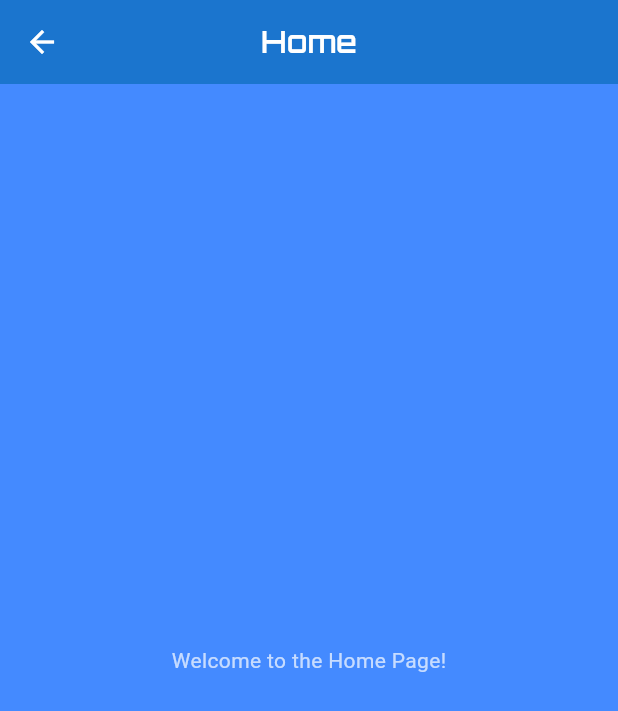
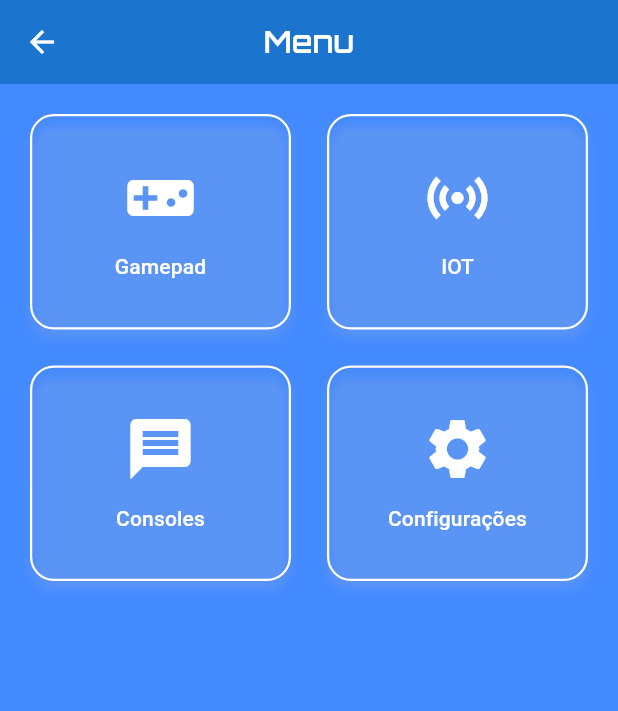
Before and after one commit to Isac-Eugenio/lablinker, a Flutter app: the HomePage screen opened directly, on a phone screen of 412 x 824 dp. Shown: the top 711 px of the screen. Run offline on Flutter 3.47's test engine with Material 3 defaults, Android fonts, the phone set to English and light mode, and no system bars; our stand-ins replace flutter_animate, google_fonts, page_transition; missing offline and left inert: flutter_bluetooth_classic_serial.

Commit message:
feature: criação do home menu e do gamepad menu
comentário: estrutura inicial do menu home
com navegação para o menu gamepad. Falta adiciona animação nos widgets

```diff
--- a/lib/app/shared/routes/routes.dart
+++ b/lib/app/shared/routes/routes.dart
@@ -1,4 +1,5 @@
 import 'package:flutter/material.dart';
+import 'package:lablinker/app/views/gamepad/gamepad_menu_view.dart';
 import 'package:lablinker/app/views/home/home_page.dart';
 import 'package:lablinker/app/views/launch/launch_page.dart';
 import 'package:lablinker/app/views/teste_view/teste_view.dart';
@@ -7,7 +8,12 @@ import 'package:page_transition/page_transition.dart';
 enum Path {
   launch('/start'),
   home('/home'),
-  teste('/teste');
+  teste('/teste'),
+
+  gamepad('/gamepad'),
+  iot('/iot'),
+  consoles('/consoles'),
+  settings('/settings');
 
   final String path;
   const Path(this.path);
@@ -18,6 +24,10 @@ class Routes {
 
   static String get home => Path.home.path;
   static String get teste => Path.teste.path;
+  static String get gamepad => Path.gamepad.path;
+  static String get iot => Path.iot.path;
+  static String get consoles => Path.consoles.path;
+  static String get settings => Path.settings.path;
 
   static Route<dynamic> generateRoute(RouteSettings settings) {
     if (settings.name == Path.launch.path) {
@@ -33,7 +43,41 @@ class Routes {
 
     } else if (settings.name == Path.teste.path) {
       return MaterialPageRoute(builder: (_) => TesteView());
-    } else {
+    }
+
+    else if (settings.name == Path.gamepad.path) {
+      // Adicione a rota para Gamepad aqui
+      return PageTransition(type: PageTransitionType.size,
+        alignment: Alignment.center,
+        duration: const Duration(milliseconds: 600),
+        child: GamepadMenuView()
+      );
+    }
+
+    else if (settings.name == Path.iot.path) {
+      // Adicione a rota para IOT aqui
+      return MaterialPageRoute(builder: (_) => Scaffold(
+        appBar: AppBar(title: const Text('IOT')),
+        body: const Center(child: Text('Página de IOT')),
+      ));
+    }
+
+    else if (settings.name == Path.consoles.path) {
+      // Adicione a rota para Consoles aqui
+      return MaterialPageRoute(builder: (_) => Scaffold(
+        appBar: AppBar(title: const Text('Consoles')),
+        body: const Center(child: Text('Página de Consoles')),
+      ));
+    }
+
+    else if (settings.name == Path.settings.path) {
+      // Adicione a rota para Configurações aqui
+      return MaterialPageRoute(builder: (_) => Scaffold(
+        appBar: AppBar(title: const Text('Configurações')),
+        body: const Center(child: Text('Página de Configurações')),
+      ));
+    }
+    else {
       return MaterialPageRoute(
         builder: (_) =>
             const Scaffold(body: Center(child: Text('Página não encontrada'))),
--- /dev/null
+++ b/lib/app/views/gamepad/gamepad_menu_view.dart
@@ -0,0 +1,33 @@
+import 'package:flutter/material.dart';
+import 'package:lablinker/app/shared/routes/routes.dart';
+import 'package:lablinker/app/views/base_view.dart';
+
+class GamepadMenuView extends BaseView {
+  GamepadMenuView({super.key})
+    : super(
+        title: 'Gamepad Menu',
+        rollback: true,
+        route: Routes.home,
+        floatingActionButtonIcon: Icons.add,
+        floatingActionButtonVisible: true,
+        floatingActionButtonOnPressed: null,
+      );
+
+  @override
+  BaseViewState<BaseView> createState() => GamepadMenuViewState();
+}
+
+class GamepadMenuViewState extends BaseViewState<GamepadMenuView> {
+  @override
+  Widget buildBody(BuildContext context) {
+    return Column(
+      children: [
+        const Expanded(
+          child: Center(
+            child: Text('Gamepad Menu Content Here'),
+          ),
+        ),
+      ],
+    );
+  }
+}
--- a/lib/app/views/home/home_page.dart
+++ b/lib/app/views/home/home_page.dart
@@ -1,5 +1,35 @@
+import 'dart:math';
 import 'package:flutter/material.dart';
+import 'package:lablinker/app/shared/routes/routes.dart';
 import 'package:lablinker/app/shared/widgets/app_bar_widget.dart';
+import 'package:lablinker/app/views/home/item_page_widget.dart';
+
+class AdaptiveGridMenu extends StatelessWidget {
+  final List<Widget> items;
+  const AdaptiveGridMenu({super.key, required this.items});
+
+  @override
+  Widget build(BuildContext context) {
+    return LayoutBuilder(
+      builder: (context, constraints) {
+        // calcula automaticamente o número de colunas
+        int crossAxisCount = items.length <= 2 ? items.length : (sqrt(items.length)).ceil();
+
+        return Padding(
+          padding: const EdgeInsets.all(16.0),
+          child: GridView.count(
+            crossAxisCount: crossAxisCount,
+            mainAxisSpacing: 16,
+            crossAxisSpacing: 16,
+            childAspectRatio: 1.2,
+            physics: const NeverScrollableScrollPhysics(),
+            children: items,
+          ),
+        );
+      },
+    );
+  }
+}
 
 class HomePage extends StatelessWidget {
   const HomePage({super.key});
@@ -7,9 +37,17 @@ class HomePage extends StatelessWidget {
   @override
   Widget build(BuildContext context) {
     return Scaffold(
-      appBar: AppBarWidget(title: 'Home', rollback: false),
-
-      body: Expanded(child: Center(child: Text('Welcome to the Home Page!'))),
+      appBar: AppBarWidget(title: 'Menu', rollback: false),
+      body: SafeArea(
+        child: AdaptiveGridMenu(
+          items: [
+            ItemPageWidget(title: 'Gamepad', icon: Icons.videogame_asset, route: Routes.gamepad),
+            const ItemPageWidget(title: 'IOT', icon: Icons.sensors),
+            const ItemPageWidget(title: 'Consoles', icon: Icons.message),
+            const ItemPageWidget(title: 'Configurações', icon: Icons.settings),
+          ],
+        ),
+      ),
     );
   }
 }
--- /dev/null
+++ b/lib/app/views/home/item_page_widget.dart
@@ -0,0 +1,52 @@
+import 'package:flutter/material.dart';
+
+class ItemPageWidget extends StatelessWidget {
+  final String title;
+  final IconData icon;
+
+  final String? route;
+
+  const ItemPageWidget({
+    super.key,
+    required this.title,
+    required this.icon,
+    this.route,
+  });
+
+  @override
+  Widget build(BuildContext context) {
+    return InkWell(
+      borderRadius: BorderRadius.circular(16),
+      onTap: route == null
+          ? null
+          : () => Navigator.of(context).pushReplacementNamed(route!),
+      child: Card(
+        color: Colors.transparent,
+        elevation: 3.0,
+        shadowColor: Colors.white24,
+        shape: RoundedRectangleBorder(
+          borderRadius: BorderRadius.circular(16),
+          side: const BorderSide(color: Colors.white, width: 1.5),
+        ),
+        child: Padding(
+          padding: const EdgeInsets.all(20.0),
+          child: Column(
+            mainAxisAlignment: MainAxisAlignment.center,
+            children: [
+              Icon(icon, size: 48.0, color: Colors.white),
+              const SizedBox(height: 12.0),
+              Text(
+                title,
+                textAlign: TextAlign.center,
+                style: Theme.of(context).textTheme.titleSmall?.copyWith(
+                  color: Colors.white,
+                  fontWeight: FontWeight.w500,
+                ),
+              ),
+            ],
+          ),
+        ),
+      ),
+    );
+  }
+}
--- a/lib/app/views/launch/launch_page.dart
+++ b/lib/app/views/launch/launch_page.dart
@@ -21,13 +21,13 @@ class _LaunchPageState extends State<LaunchPage> with TickerProviderStateMixin {
   bool _showTapText = false;
 
   @override
-  void initState() {
-    super.initState();
+  void didChangeDependencies() {
+    super.didChangeDependencies();
 
     // Controla a animação de cada letra aparecendo grande -> normal
     _lettersController = AnimationController(
       vsync: this,
-      duration: Duration(milliseconds: 150 * _word.length + 400),
+      duration: Duration(milliseconds: 300 * _word.length + 400),
     );
 
     // Controla a animação wave
@@ -69,9 +69,10 @@ class _LaunchPageState extends State<LaunchPage> with TickerProviderStateMixin {
     final letters = _word.split('');
 
     return GestureDetector(
-      onTap: () {
-        Navigator.of(context).pushReplacementNamed(Routes.home); // Ajuste a rota
-      },
+      onTap: () => Navigator.of(
+        context,
+      ).pushNamedAndRemoveUntil(Routes.home, (route) => false),
+
       child: Scaffold(
         backgroundColor: Colors.blue.shade700,
         body: Center(
```
